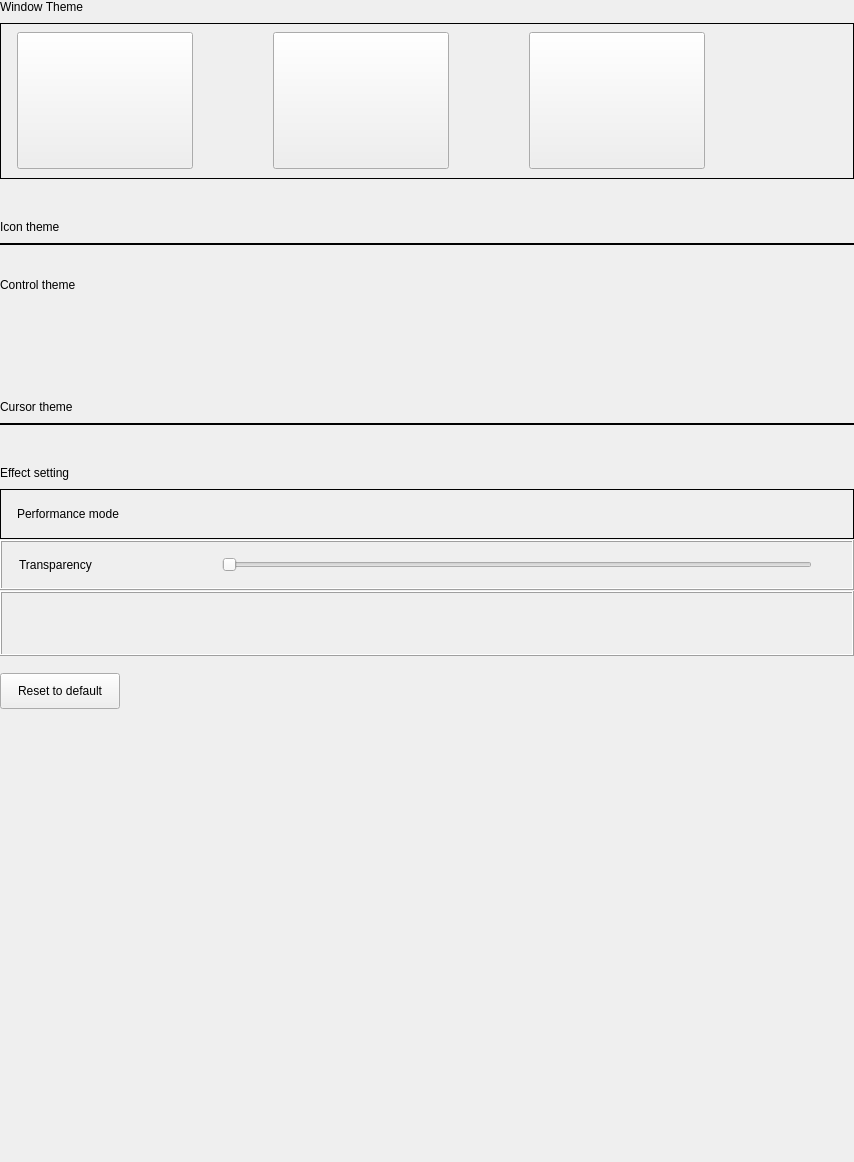
Qt form plugins/personalized/theme/theme.ui (ukui/ukui-control-center) before a commit.
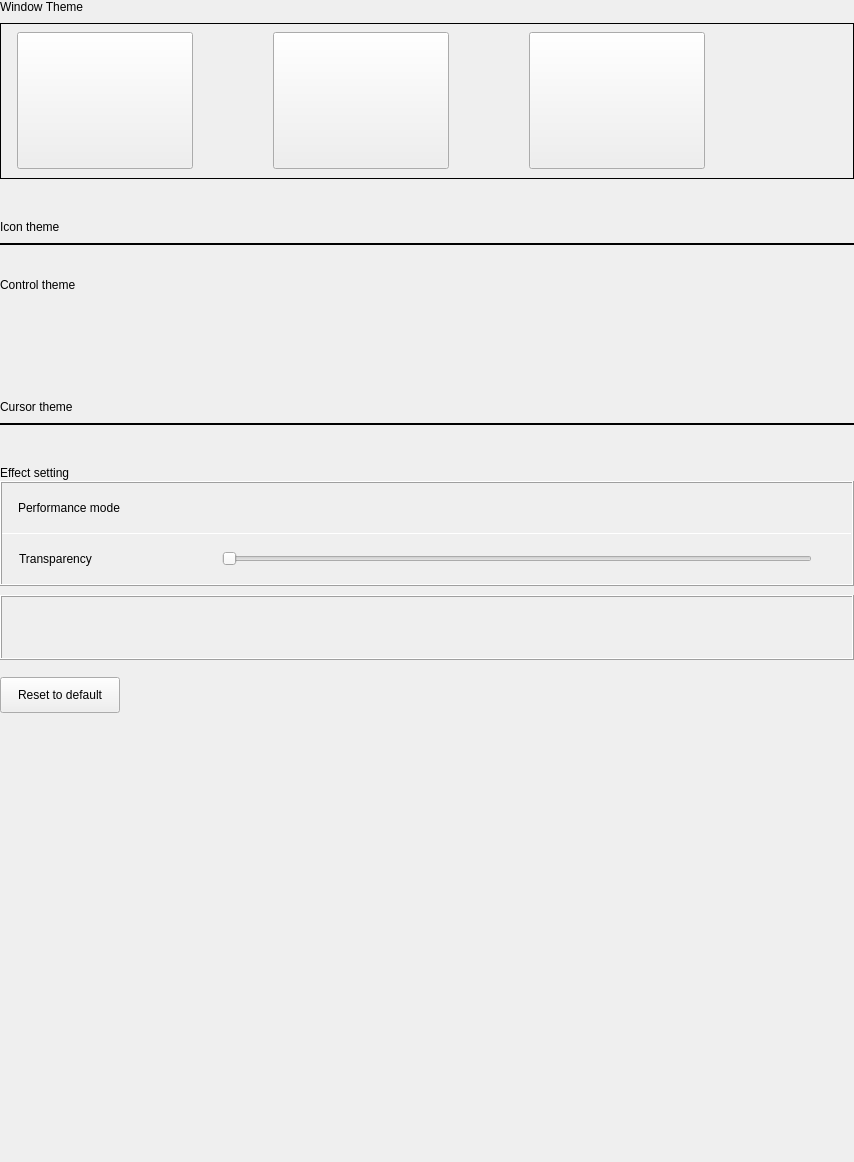
The same form after that commit. Custom widgets are drawn as their Qt base class.

Commit message:
fix(Theme Ui): Theme Ui
Description: Theme Ui

Log: 【sp2 UI走查】控制面板-主题窗口特效开启状态下，未使用分割想区分

Patch:
```diff
--- a/plugins/personalized/theme/theme.ui
+++ b/plugins/personalized/theme/theme.ui
@@ -593,21 +593,41 @@
          </widget>
         </item>
         <item>
-         <spacer name="verticalSpacer_7">
-          <property name="orientation">
-           <enum>Qt::Vertical</enum>
+         <widget class="QFrame" name="frame_4">
+          <property name="minimumSize">
+           <size>
+            <width>0</width>
+            <height>0</height>
+           </size>
           </property>
-          <property name="sizeType">
-           <enum>QSizePolicy::Fixed</enum>
-          </property>
-          <property name="sizeHint" stdset="0">
+          <property name="maximumSize">
            <size>
-            <width>20</width>
-            <height>8</height>
+            <width>16777215</width>
+            <height>16777215</height>
            </size>
           </property>
-         </spacer>
-        </item>
+          <property name="frameShape">
+           <enum>QFrame::Box</enum>
+          </property>
+          <property name="frameShadow">
+           <enum>QFrame::Raised</enum>
+          </property>
+          <layout class="QVBoxLayout" name="verticalLayout_5">
+           <property name="spacing">
+            <number>0</number>
+           </property>
+           <property name="leftMargin">
+            <number>0</number>
+           </property>
+           <property name="topMargin">
+            <number>0</number>
+           </property>
+           <property name="rightMargin">
+            <number>0</number>
+           </property>
+           <property name="bottomMargin">
+            <number>0</number>
+           </property>
         <item>
          <widget class="QFrame" name="effectFrame">
           <property name="sizePolicy">
@@ -629,7 +649,7 @@
            </size>
           </property>
           <property name="frameShape">
-           <enum>QFrame::Box</enum>
+              <enum>QFrame::NoFrame</enum>
           </property>
           <layout class="QVBoxLayout" name="verticalLayout_10">
            <property name="spacing">
@@ -689,6 +709,25 @@
           </layout>
          </widget>
         </item>
+           <item>
+            <widget class="Line" name="line">
+             <property name="minimumSize">
+              <size>
+               <width>0</width>
+               <height>1</height>
+              </size>
+             </property>
+             <property name="maximumSize">
+              <size>
+               <width>16777215</width>
+               <height>1</height>
+              </size>
+             </property>
+             <property name="orientation">
+              <enum>Qt::Horizontal</enum>
+             </property>
+            </widget>
+           </item>
         <item>
          <widget class="QFrame" name="transFrame">
           <property name="minimumSize">
@@ -710,7 +749,7 @@
            </size>
           </property>
           <property name="frameShape">
-           <enum>QFrame::Box</enum>
+              <enum>QFrame::NoFrame</enum>
           </property>
           <property name="frameShadow">
            <enum>QFrame::Raised</enum>
@@ -780,6 +819,25 @@
            </item>
           </layout>
          </widget>
+           </item>
+          </layout>
+         </widget>
+        </item>
+        <item>
+         <spacer name="verticalSpacer_7">
+          <property name="orientation">
+           <enum>Qt::Vertical</enum>
+          </property>
+          <property name="sizeType">
+           <enum>QSizePolicy::Fixed</enum>
+          </property>
+          <property name="sizeHint" stdset="0">
+           <size>
+            <width>20</width>
+            <height>8</height>
+           </size>
+          </property>
+         </spacer>
         </item>
         <item>
          <widget class="QFrame" name="kwinFrame">
```
Lines whose indentation alone changed are shown as unchanged. The commit also changes 1 other file.
